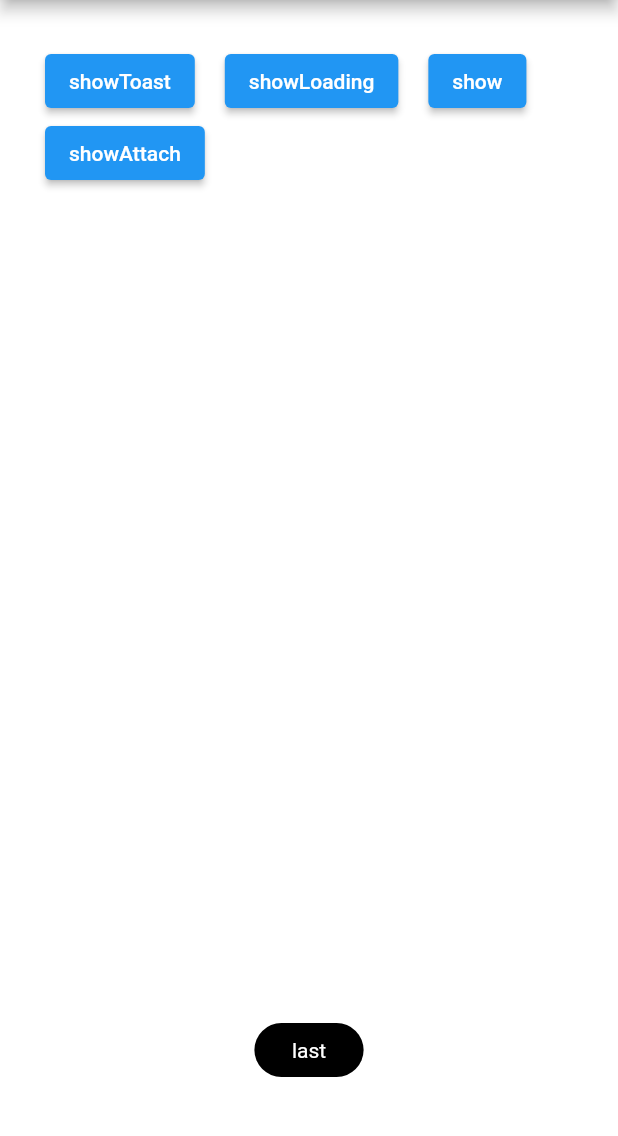
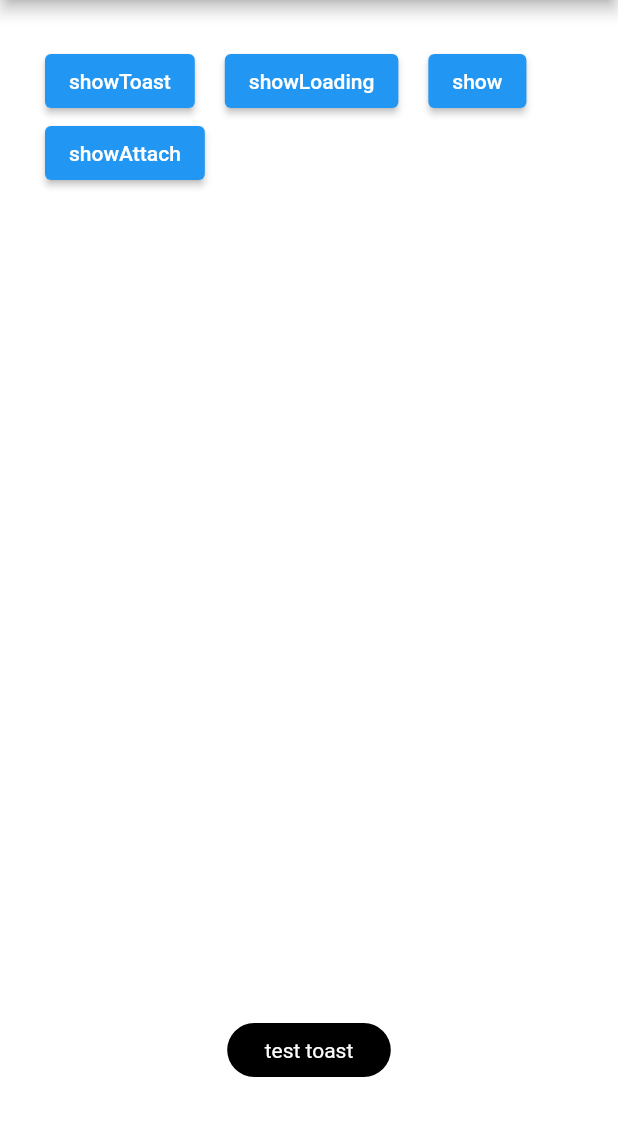
Before and after one commit to fluttercandies/flutter_smart_dialog, a Flutter app: the screen it shows after launch, after a tap on "showToast", on a phone screen of 412 x 824 dp, the part 84-1220 px from its top. Run offline on Flutter 3.47's test engine with Material 2 defaults, Android fonts, the phone set to English and light mode, and no system bars.

Commit message:
some adjustment

```diff
--- a/example/lib/main.dart
+++ b/example/lib/main.dart
@@ -52,12 +52,8 @@ class SmartDialogPage extends StatelessWidget {
   }
 
   void _showToast() async {
-    SmartDialog.showToast('last', type: SmartToastType.last);
-    await Future.delayed(Duration(seconds: 1));
-    SmartDialog.showToast('normal');
-
-    // await SmartDialog.showToast('test toast', debounceTemp: true);
-    // print('--------------------------');
+    await SmartDialog.showToast('test toast', debounceTemp: true);
+    print('--------------------------');
   }
 
   void _show() {
--- a/pubspec.yaml
+++ b/pubspec.yaml
@@ -5,7 +5,6 @@ description:
   Make the use of the dialog easier!
 version: 3.4.2
 homepage: https://github.com/fluttercandies/flutter_smart_dialog
-#publish_to: https://pub.dartlang.org
 #flutter pub publish --server=https://pub.dartlang.org
 
 environment:
```
